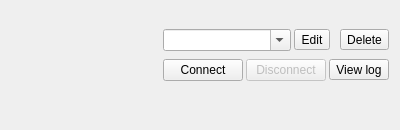
Old version of the form mainwindow.ui in the repository openconnect/openconnect-gui.
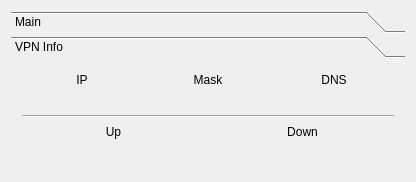
New version of the form. The open tabs and pages were chosen to show the change. Icons and pictures are not drawn.

Commit message:
Added VPN info on the main page as a toolbox
That should be fixed as the UI is quite ugly.

The edit to the form file:
```diff
--- a/mainwindow.ui
+++ b/mainwindow.ui
@@ -9,8 +9,8 @@
    <rect>
     <x>0</x>
     <y>0</y>
-    <width>400</width>
-    <height>130</height>
+    <width>416</width>
+    <height>182</height>
    </rect>
   </property>
   <property name="sizePolicy">
@@ -21,8 +21,8 @@
   </property>
   <property name="maximumSize">
    <size>
-    <width>420</width>
-    <height>160</height>
+    <width>700</width>
+    <height>500</height>
    </size>
   </property>
   <property name="windowTitle">
@@ -42,7 +42,37 @@
      <verstretch>0</verstretch>
     </sizepolicy>
    </property>
-   <layout class="QGridLayout" name="gridLayout">
+   <layout class="QGridLayout" name="gridLayout_3">
+    <item row="0" column="0">
+     <widget class="QToolBox" name="toolBox">
+      <property name="frameShape">
+       <enum>QFrame::NoFrame</enum>
+      </property>
+      <property name="frameShadow">
+       <enum>QFrame::Plain</enum>
+      </property>
+      <property name="lineWidth">
+       <number>1</number>
+      </property>
+      <property name="currentIndex">
+       <number>0</number>
+      </property>
+      <property name="tabSpacing">
+       <number>3</number>
+      </property>
+      <widget class="QWidget" name="page_3">
+       <property name="geometry">
+        <rect>
+         <x>0</x>
+         <y>0</y>
+         <width>398</width>
+         <height>100</height>
+        </rect>
+       </property>
+       <attribute name="label">
+        <string>Main</string>
+       </attribute>
+       <layout class="QGridLayout" name="gridLayout_2">
     <item row="0" column="0">
      <layout class="QHBoxLayout" name="horizontalLayout_4">
       <item>
@@ -213,16 +243,160 @@
     </item>
    </layout>
   </widget>
-  <widget class="QStatusBar" name="statusBar">
-   <property name="sizePolicy">
-    <sizepolicy hsizetype="Fixed" vsizetype="Fixed">
-     <horstretch>0</horstretch>
-     <verstretch>0</verstretch>
-    </sizepolicy>
-   </property>
-   <property name="sizeGripEnabled">
-    <bool>false</bool>
-   </property>
+      <widget class="QWidget" name="page_2">
+       <property name="geometry">
+        <rect>
+         <x>0</x>
+         <y>0</y>
+         <width>382</width>
+         <height>137</height>
+        </rect>
+       </property>
+       <attribute name="label">
+        <string>VPN Info</string>
+       </attribute>
+       <layout class="QGridLayout" name="gridLayout">
+        <item row="0" column="0">
+         <layout class="QVBoxLayout" name="verticalLayout_3">
+          <item>
+           <layout class="QHBoxLayout" name="horizontalLayout_7">
+            <item>
+             <widget class="QLabel" name="label_4">
+              <property name="text">
+               <string>IP</string>
+              </property>
+              <property name="alignment">
+               <set>Qt::AlignCenter</set>
+              </property>
+             </widget>
+            </item>
+            <item>
+             <widget class="QLabel" name="label_6">
+              <property name="text">
+               <string>Mask</string>
+              </property>
+              <property name="alignment">
+               <set>Qt::AlignCenter</set>
+              </property>
+             </widget>
+            </item>
+            <item>
+             <widget class="QLabel" name="label_5">
+              <property name="text">
+               <string>DNS</string>
+              </property>
+              <property name="alignment">
+               <set>Qt::AlignCenter</set>
+              </property>
+             </widget>
+            </item>
+           </layout>
+          </item>
+          <item>
+           <layout class="QHBoxLayout" name="horizontalLayout_8">
+            <item>
+             <widget class="QLabel" name="IPLabel">
+              <property name="text">
+               <string/>
+              </property>
+              <property name="alignment">
+               <set>Qt::AlignCenter</set>
+              </property>
+              <property name="wordWrap">
+               <bool>true</bool>
+              </property>
+             </widget>
+            </item>
+            <item>
+             <widget class="QLabel" name="maskLabel">
+              <property name="text">
+               <string/>
+              </property>
+              <property name="alignment">
+               <set>Qt::AlignCenter</set>
+              </property>
+              <property name="wordWrap">
+               <bool>true</bool>
+              </property>
+             </widget>
+            </item>
+            <item>
+             <widget class="QLabel" name="DNSLabel">
+              <property name="text">
+               <string/>
+              </property>
+              <property name="alignment">
+               <set>Qt::AlignCenter</set>
+              </property>
+              <property name="wordWrap">
+               <bool>true</bool>
+              </property>
+             </widget>
+            </item>
+           </layout>
+          </item>
+          <item>
+           <widget class="Line" name="line">
+            <property name="orientation">
+             <enum>Qt::Horizontal</enum>
+            </property>
+           </widget>
+          </item>
+          <item>
+           <layout class="QHBoxLayout" name="horizontalLayout_5">
+            <item>
+             <widget class="QLabel" name="label">
+              <property name="text">
+               <string>Up</string>
+              </property>
+              <property name="alignment">
+               <set>Qt::AlignCenter</set>
+              </property>
+             </widget>
+            </item>
+            <item>
+             <widget class="QLabel" name="DownLabel">
+              <property name="text">
+               <string>Down</string>
+              </property>
+              <property name="alignment">
+               <set>Qt::AlignCenter</set>
+              </property>
+             </widget>
+            </item>
+           </layout>
+          </item>
+          <item>
+           <layout class="QHBoxLayout" name="horizontalLayout_6">
+            <item>
+             <widget class="QLabel" name="lcdUp">
+              <property name="text">
+               <string/>
+              </property>
+              <property name="alignment">
+               <set>Qt::AlignCenter</set>
+              </property>
+             </widget>
+            </item>
+            <item>
+             <widget class="QLabel" name="lcdDown">
+              <property name="text">
+               <string/>
+              </property>
+              <property name="alignment">
+               <set>Qt::AlignCenter</set>
+              </property>
+             </widget>
+            </item>
+           </layout>
+          </item>
+         </layout>
+        </item>
+       </layout>
+      </widget>
+     </widget>
+    </item>
+   </layout>
   </widget>
  </widget>
  <layoutdefault spacing="6" margin="11"/>
```
Lines whose indentation alone changed are shown as unchanged. The commit also changes 5 other files.
